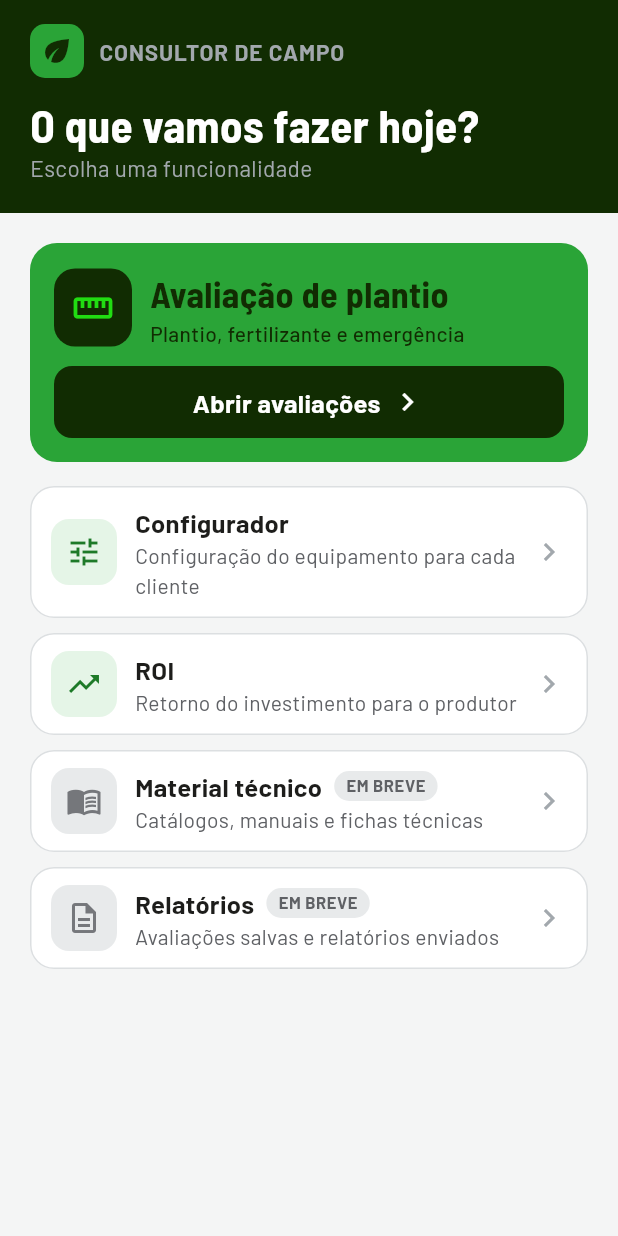
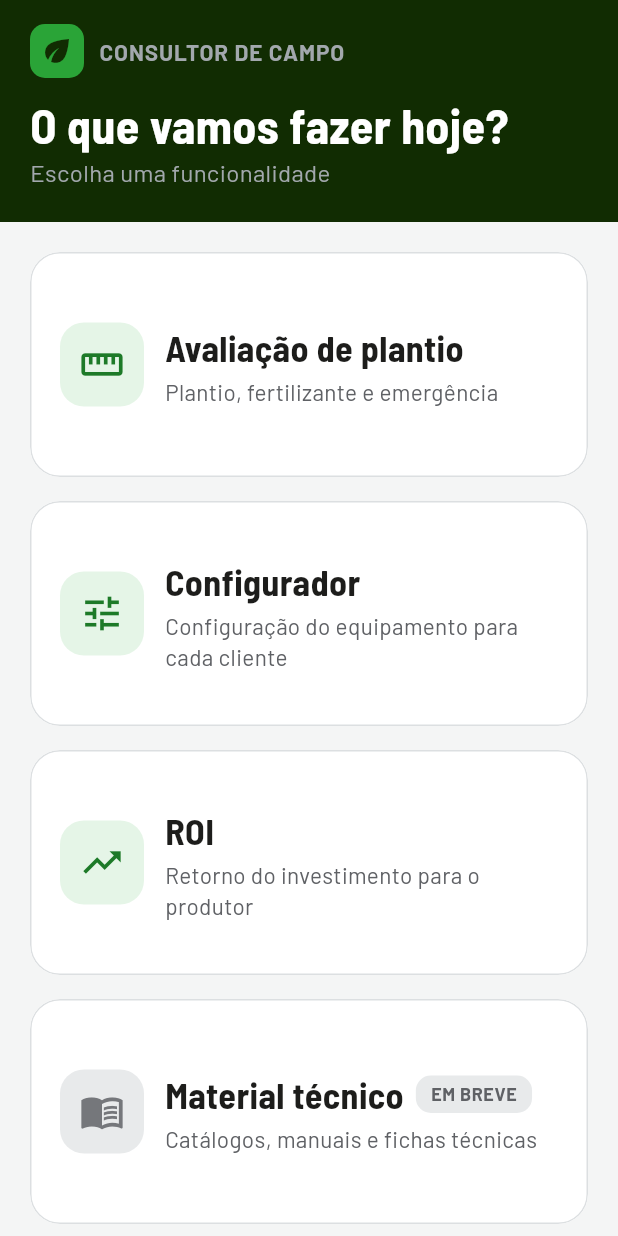
Before and after one commit to nicolaszgofa-dot/consultor_campo, a Flutter app: the screen it shows after launch, on a phone screen of 412 x 824 dp. Run offline on Flutter 3.47's test engine with Material 3 defaults, Android fonts, the phone set to English and light mode, and no system bars; our stand-ins replace shared_preferences.

Commit message:
Página inicial em grade, sem destaque para a avaliação
Estilo A (grade clara) escolhido no protótipo: as cinco funcionalidades
viram cartões do mesmo tamanho, com 3 colunas no tablet, 2 em telas
médias e lista no celular. A avaliação de plantio deixa de ter cartão
em destaque. As funcionalidades e a tela de cada uma ficam numa lista
só, em funcionalidades.dart.

Co-Authored-By: Claude Opus 5.5 <noreply@anthropic.com>

```diff
--- a/app/lib/funcionalidades.dart
+++ b/app/lib/funcionalidades.dart
@@ -1,39 +1,53 @@
 import 'package:flutter/material.dart';
+
+import 'avaliacao/avaliacao_hub_page.dart';
+import 'configurador/configurador_page.dart';
+import 'roi/roi_page.dart';
 
 class Funcionalidade {
   final String titulo;
   final String descricao;
   final IconData icone;
 
+  /// Tela que a funcionalidade abre. Nula = ainda em breve.
+  final Widget Function()? tela;
+
   const Funcionalidade({
     required this.titulo,
     required this.descricao,
     required this.icone,
+    this.tela,
   });
+
+  bool get emBreve => tela == null;
 }
 
-const configurador = Funcionalidade(
-  titulo: 'Configurador',
-  descricao: 'Configuração do equipamento para cada cliente',
-  icone: Icons.tune,
-);
-
-const roi = Funcionalidade(
-  titulo: 'ROI',
-  descricao: 'Retorno do investimento para o produtor',
-  icone: Icons.trending_up,
-);
-
-/// Funcionalidades ainda em desenvolvimento, na ordem da tela inicial.
-/// A avaliação de plantio fica em destaque e o Configurador e o ROI logo
-/// abaixo, fora desta lista.
-const emBreve = <Funcionalidade>[
+/// Funcionalidades na ordem da tela inicial, todas com o mesmo peso.
+final funcionalidades = <Funcionalidade>[
   Funcionalidade(
+    titulo: 'Avaliação de plantio',
+    descricao: 'Plantio, fertilizante e emergência',
+    icone: Icons.straighten,
+    tela: () => const AvaliacaoHubPage(),
+  ),
+  Funcionalidade(
+    titulo: 'Configurador',
+    descricao: 'Configuração do equipamento para cada cliente',
+    icone: Icons.tune,
+    tela: () => const ConfiguradorPage(),
+  ),
+  Funcionalidade(
+    titulo: 'ROI',
+    descricao: 'Retorno do investimento para o produtor',
+    icone: Icons.trending_up,
+    tela: () => const RoiPage(),
+  ),
+  const Funcionalidade(
     titulo: 'Material técnico',
     descricao: 'Catálogos, manuais e fichas técnicas',
     icone: Icons.menu_book_outlined,
   ),
-  Funcionalidade(
+  const Funcionalidade(
     titulo: 'Relatórios',
     descricao: 'Avaliações salvas e relatórios enviados',
     icone: Icons.description_outlined,
--- a/app/lib/home_page.dart
+++ b/app/lib/home_page.dart
@@ -1,17 +1,19 @@
 import 'package:flutter/material.dart';
 
-import 'avaliacao/avaliacao_hub_page.dart';
-import 'configurador/configurador_page.dart';
-import 'roi/roi_page.dart';
 import 'em_breve_page.dart';
 import 'funcionalidades.dart';
 import 'tema.dart';
 
+/// Tela inicial: todas as funcionalidades em cartões do mesmo tamanho.
 class HomePage extends StatelessWidget {
   const HomePage({super.key});
 
-  void _abrir(BuildContext context, Widget tela) =>
+  void _abrir(BuildContext context, Funcionalidade f) {
+    final tela =
+        f.tela?.call() ??
+        EmBrevePage(titulo: f.titulo, descricao: f.descricao, icone: f.icone);
     Navigator.of(context).push(MaterialPageRoute(builder: (_) => tela));
+  }
 
   @override
   Widget build(BuildContext context) {
@@ -22,42 +24,30 @@ class HomePage extends StatelessWidget {
           Expanded(
             child: Center(
               child: ConstrainedBox(
-                constraints: const BoxConstraints(maxWidth: 640),
-                child: ListView(
+                constraints: const BoxConstraints(maxWidth: 1100),
+                child: LayoutBuilder(
+                  builder: (context, box) {
+                    final colunas = box.maxWidth >= 840
+                        ? 3
+                        : box.maxWidth >= 520
+                        ? 2
+                        : 1;
+                    return GridView.count(
                       padding: const EdgeInsets.all(20),
+                      crossAxisCount: colunas,
+                      mainAxisSpacing: 16,
+                      crossAxisSpacing: 16,
+                      mainAxisExtent: colunas == 1 ? 150 : 200,
                       children: [
-                    _CartaoAvaliacao(
-                      aoAbrir: () => _abrir(context, const AvaliacaoHubPage()),
-                    ),
-                    const SizedBox(height: 16),
-                    _CartaoFuncionalidade(
-                      funcionalidade: configurador,
-                      emBreve: false,
-                      aoAbrir: () => _abrir(context, const ConfiguradorPage()),
-                    ),
-                    const SizedBox(height: 10),
-                    _CartaoFuncionalidade(
-                      funcionalidade: roi,
-                      emBreve: false,
-                      aoAbrir: () => _abrir(context, const RoiPage()),
-                    ),
-                    const SizedBox(height: 10),
-                    for (final f in emBreve) ...[
+                        for (final f in funcionalidades)
                           _CartaoFuncionalidade(
                             funcionalidade: f,
-                        emBreve: true,
-                        aoAbrir: () => _abrir(
-                          context,
-                          EmBrevePage(
-                            titulo: f.titulo,
-                            descricao: f.descricao,
-                            icone: f.icone,
+                            compacto: colunas == 1,
+                            aoAbrir: () => _abrir(context, f),
                           ),
-                        ),
-                      ),
-                      const SizedBox(height: 10),
                       ],
-                  ],
+                    );
+                  },
                 ),
               ),
             ),
@@ -74,11 +64,15 @@ class _Cabecalho extends StatelessWidget {
   @override
   Widget build(BuildContext context) {
     return Container(
+      width: double.infinity,
       color: Cores.verdeEscuro,
       child: SafeArea(
         bottom: false,
+        child: Center(
+          child: ConstrainedBox(
+            constraints: const BoxConstraints(maxWidth: 1100),
             child: Padding(
-          padding: const EdgeInsets.fromLTRB(20, 16, 20, 20),
+              padding: const EdgeInsets.fromLTRB(20, 16, 20, 22),
               child: Column(
                 crossAxisAlignment: CrossAxisAlignment.start,
                 children: [
@@ -110,7 +104,7 @@ class _Cabecalho extends StatelessWidget {
                     'O que vamos fazer hoje?',
                     style: TextStyle(
                       fontFamily: fonteTitulo,
-                  fontSize: 30,
+                      fontSize: 32,
                       fontWeight: FontWeight.w700,
                       height: 1.1,
                       color: Cores.branco,
@@ -119,100 +113,11 @@ class _Cabecalho extends StatelessWidget {
                   const SizedBox(height: 2),
                   const Text(
                     'Escolha uma funcionalidade',
-                style: TextStyle(fontSize: 15, color: Cores.cinza),
+                    style: TextStyle(fontSize: 16, color: Cores.cinza),
                   ),
                 ],
               ),
             ),
-      ),
-    );
-  }
-}
-
-class _CartaoAvaliacao extends StatelessWidget {
-  final VoidCallback aoAbrir;
-
-  const _CartaoAvaliacao({required this.aoAbrir});
-
-  @override
-  Widget build(BuildContext context) {
-    return Material(
-      color: Cores.verde,
-      borderRadius: BorderRadius.circular(18),
-      child: InkWell(
-        borderRadius: BorderRadius.circular(18),
-        onTap: aoAbrir,
-        child: Padding(
-          padding: const EdgeInsets.all(16),
-          child: Column(
-            crossAxisAlignment: CrossAxisAlignment.stretch,
-            children: [
-              Row(
-                children: [
-                  Container(
-                    width: 52,
-                    height: 52,
-                    decoration: BoxDecoration(
-                      color: Cores.verdeEscuro,
-                      borderRadius: BorderRadius.circular(14),
-                    ),
-                    child: const Icon(
-                      Icons.straighten,
-                      color: Cores.verdeVivo,
-                      size: 28,
-                    ),
-                  ),
-                  const SizedBox(width: 12),
-                  const Expanded(
-                    child: Column(
-                      crossAxisAlignment: CrossAxisAlignment.start,
-                      children: [
-                        Text(
-                          'Avaliação de plantio',
-                          style: TextStyle(
-                            fontFamily: fonteTitulo,
-                            fontSize: 24,
-                            fontWeight: FontWeight.w700,
-                            color: Cores.verdeEscuro,
-                          ),
-                        ),
-                        Text(
-                          'Plantio, fertilizante e emergência',
-                          style: TextStyle(
-                            fontSize: 14,
-                            fontWeight: FontWeight.w500,
-                            color: Cores.verdeEscuro,
-                          ),
-                        ),
-                      ],
-                    ),
-                  ),
-                ],
-              ),
-              const SizedBox(height: 12),
-              Container(
-                height: 48,
-                decoration: BoxDecoration(
-                  color: Cores.verdeEscuro,
-                  borderRadius: BorderRadius.circular(12),
-                ),
-                child: const Row(
-                  mainAxisAlignment: MainAxisAlignment.center,
-                  children: [
-                    Text(
-                      'Abrir avaliações',
-                      style: TextStyle(
-                        color: Cores.branco,
-                        fontSize: 17,
-                        fontWeight: FontWeight.w700,
-                      ),
-                    ),
-                    SizedBox(width: 6),
-                    Icon(Icons.chevron_right, color: Cores.branco),
-                  ],
-                ),
-              ),
-            ],
           ),
         ),
       ),
@@ -222,64 +127,113 @@ class _CartaoAvaliacao extends StatelessWidget {
 
 class _CartaoFuncionalidade extends StatelessWidget {
   final Funcionalidade funcionalidade;
-  final bool emBreve;
+  final bool compacto;
   final VoidCallback aoAbrir;
 
   const _CartaoFuncionalidade({
     required this.funcionalidade,
-    required this.emBreve,
+    required this.compacto,
     required this.aoAbrir,
   });
 
   @override
   Widget build(BuildContext context) {
-    return Material(
+    final f = funcionalidade;
+    final icone = Container(
+      width: 56,
+      height: 56,
+      decoration: BoxDecoration(
+        color: f.emBreve ? Cores.neutro : Cores.verdeClaro,
+        borderRadius: BorderRadius.circular(16),
+      ),
+      child: Icon(
+        f.icone,
+        size: 30,
+        color: f.emBreve ? Cores.cinzaEscuro : Cores.verdeTexto,
+      ),
+    );
+    final etiqueta = f.emBreve ? const _EmBreve() : const SizedBox.shrink();
+    final titulo = Text(
+      f.titulo,
+      maxLines: 1,
+      overflow: TextOverflow.ellipsis,
+      style: const TextStyle(
+        fontFamily: fonteTitulo,
+        fontSize: 24,
+        fontWeight: FontWeight.w700,
+      ),
+    );
+    final textos = Column(
+      crossAxisAlignment: CrossAxisAlignment.start,
+      mainAxisSize: MainAxisSize.min,
+      children: [
+        // No celular a etiqueta fica junto do título, sem apertar o nome.
+        if (compacto && f.emBreve)
+          Wrap(
+            spacing: 8,
+            runSpacing: 2,
+            crossAxisAlignment: WrapCrossAlignment.center,
+            children: [titulo, etiqueta],
+          )
+        else
+          titulo,
+        const SizedBox(height: 2),
+        Text(
+          f.descricao,
+          maxLines: 2,
+          overflow: TextOverflow.ellipsis,
+          style: const TextStyle(fontSize: 15, color: Cores.textoSecundario),
+        ),
+      ],
+    );
+
+    return Semantics(
+      button: true,
+      label: f.emBreve ? '${f.titulo}, em breve' : f.titulo,
+      child: Material(
         color: Cores.branco,
         shape: RoundedRectangleBorder(
-        borderRadius: BorderRadius.circular(16),
+          borderRadius: BorderRadius.circular(20),
           side: const BorderSide(color: Cores.borda),
         ),
+        clipBehavior: Clip.antiAlias,
         child: InkWell(
-        borderRadius: BorderRadius.circular(16),
           onTap: aoAbrir,
           child: Padding(
-          padding: const EdgeInsets.symmetric(horizontal: 14, vertical: 12),
-          child: Row(
+            padding: const EdgeInsets.all(20),
+            child: compacto
+                ? Row(
                     children: [
-              Container(
-                width: 44,
-                height: 44,
-                decoration: BoxDecoration(
-                  color: emBreve ? Cores.neutro : Cores.verdeClaro,
-                  borderRadius: BorderRadius.circular(12),
+                      icone,
+                      const SizedBox(width: 14),
+                      Expanded(child: textos),
+                    ],
+                  )
+                : Column(
+                    crossAxisAlignment: CrossAxisAlignment.start,
+                    children: [
+                      Row(
+                        mainAxisAlignment: MainAxisAlignment.spaceBetween,
+                        children: [icone, etiqueta],
                       ),
-                child: Icon(
-                  funcionalidade.icone,
-                  color: emBreve ? Cores.cinzaEscuro : Cores.verdeTexto,
+                      const Spacer(),
+                      textos,
+                    ],
                   ),
           ),
-              const SizedBox(width: 12),
-              Expanded(
-                child: Column(
-                  crossAxisAlignment: CrossAxisAlignment.start,
-                  children: [
-                    Wrap(
-                      spacing: 8,
-                      crossAxisAlignment: WrapCrossAlignment.center,
-                      children: [
-                        Text(
-                          funcionalidade.titulo,
-                          style: const TextStyle(
-                            fontSize: 17,
-                            fontWeight: FontWeight.w700,
         ),
       ),
-                        if (emBreve)
-                          Container(
-                            padding: const EdgeInsets.symmetric(
-                              horizontal: 8,
-                              vertical: 2,
-                            ),
+    );
+  }
+}
+
+class _EmBreve extends StatelessWidget {
+  const _EmBreve();
+
+  @override
+  Widget build(BuildContext context) {
+    return Container(
+      padding: const EdgeInsets.symmetric(horizontal: 10, vertical: 4),
       decoration: BoxDecoration(
         color: Cores.neutro,
         borderRadius: BorderRadius.circular(10),
@@ -287,30 +241,12 @@ class _CartaoFuncionalidade extends StatelessWidget {
       child: const Text(
         'EM BREVE',
         style: TextStyle(
-                                fontSize: 11,
+          fontSize: 12,
           fontWeight: FontWeight.w700,
           letterSpacing: 0.4,
           color: Cores.textoSecundario,
         ),
       ),
-                          ),
-                      ],
-                    ),
-                    Text(
-                      funcionalidade.descricao,
-                      style: const TextStyle(
-                        fontSize: 14,
-                        color: Cores.textoSecundario,
-                      ),
-                    ),
-                  ],
-                ),
-              ),
-              const Icon(Icons.chevron_right, color: Cores.cinza),
-            ],
-          ),
-        ),
-      ),
     );
   }
 }
```
Also changed, not shown: 1 other file. Lines whose indentation alone changed are shown as unchanged.
